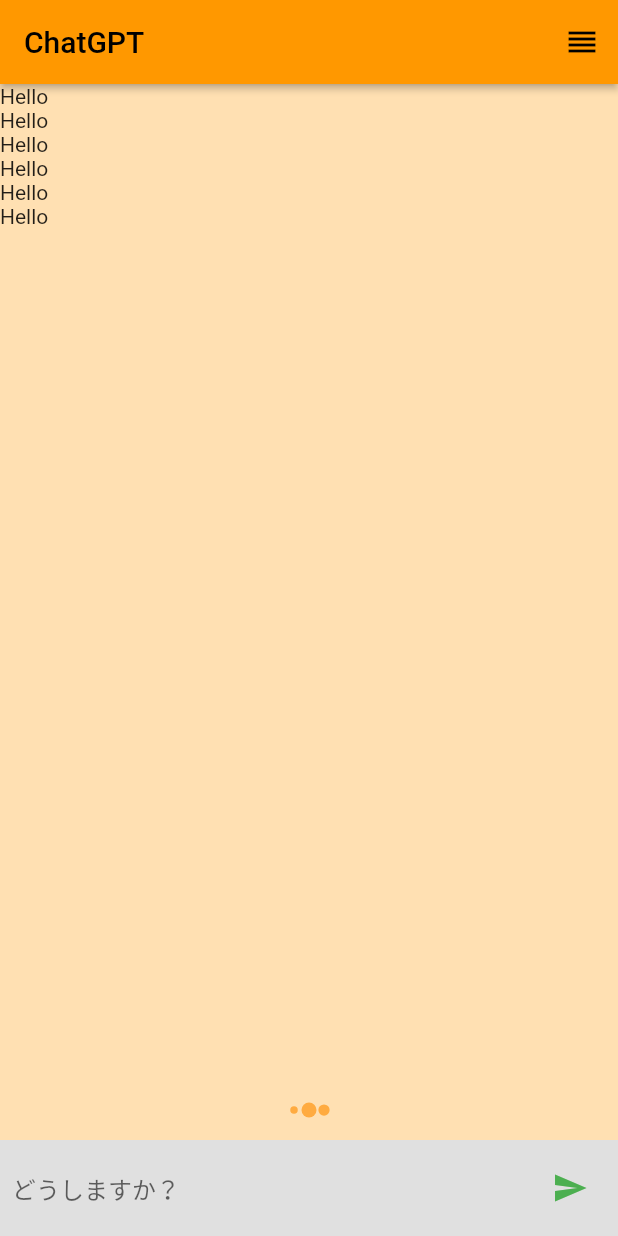
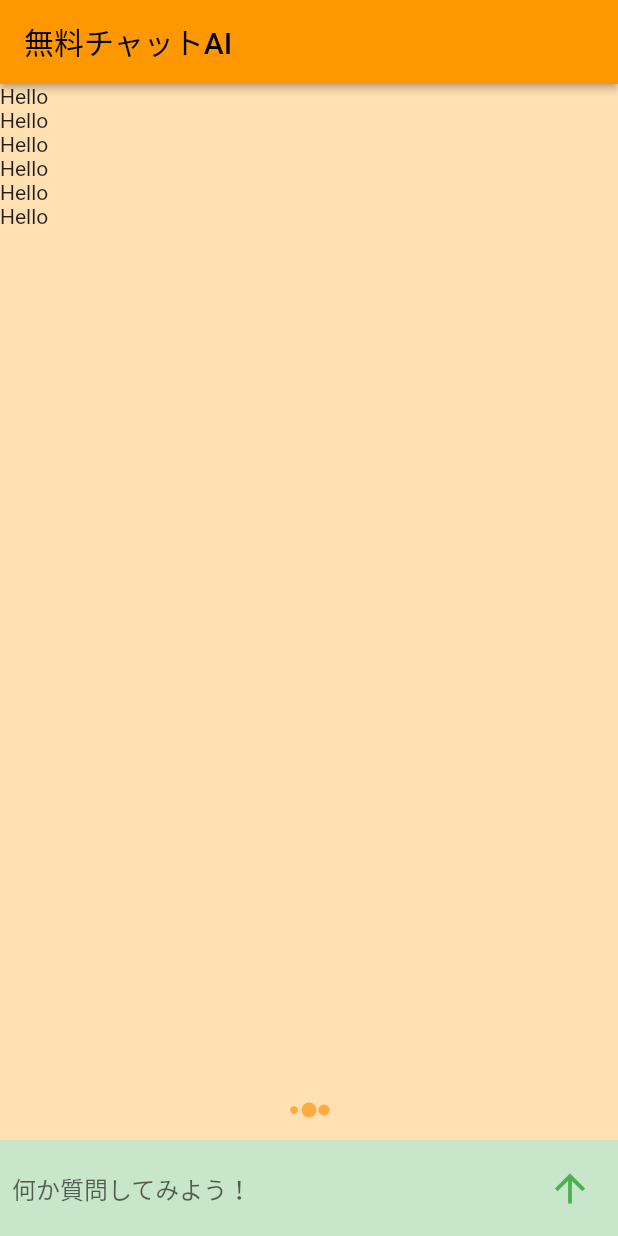
Before and after one commit to tomohiro1024/chatGPT, a Flutter app: the screen it shows after launch, on a phone screen of 412 x 824 dp. Run offline on Flutter 3.47's test engine with Material 2 defaults, Android fonts, the phone set to English and light mode, and no system bars; our stand-ins replace flutter_spinkit.

Commit message:
UI微修正

```diff
--- a/lib/screens/chat_screen.dart
+++ b/lib/screens/chat_screen.dart
@@ -29,13 +29,7 @@ class _ChatScreenState extends State<ChatScreen> {
     return Scaffold(
       appBar: AppBar(
         elevation: 2,
-        title: const Text("ChatGPT"),
-        actions: [
-          IconButton(
-            onPressed: () {},
-            icon: Icon(Icons.reorder),
-          ),
-        ],
+        title: const Text("無料チャットAI"),
       ),
       body: SafeArea(
         child: Column(
@@ -54,7 +48,7 @@ class _ChatScreenState extends State<ChatScreen> {
               ),
               SizedBox(height: 10),
               Material(
-                color: Colors.grey.shade300,
+                color: Colors.green.shade100,
                 child: Padding(
                   padding: const EdgeInsets.all(8.0),
                   child: Row(
@@ -64,15 +58,16 @@ class _ChatScreenState extends State<ChatScreen> {
                           controller: textEditingController,
                           onSubmitted: (value) {},
                           decoration: InputDecoration.collapsed(
-                            hintText: 'どうしますか？',
+                            hintText: '何か質問してみよう！',
                           ),
                         ),
                       ),
                       IconButton(
                         onPressed: () {},
                         icon: Icon(
-                          Icons.send,
+                          Icons.arrow_upward,
                           color: Colors.green,
+                          size: 30,
                         ),
                       ),
                     ],
```
